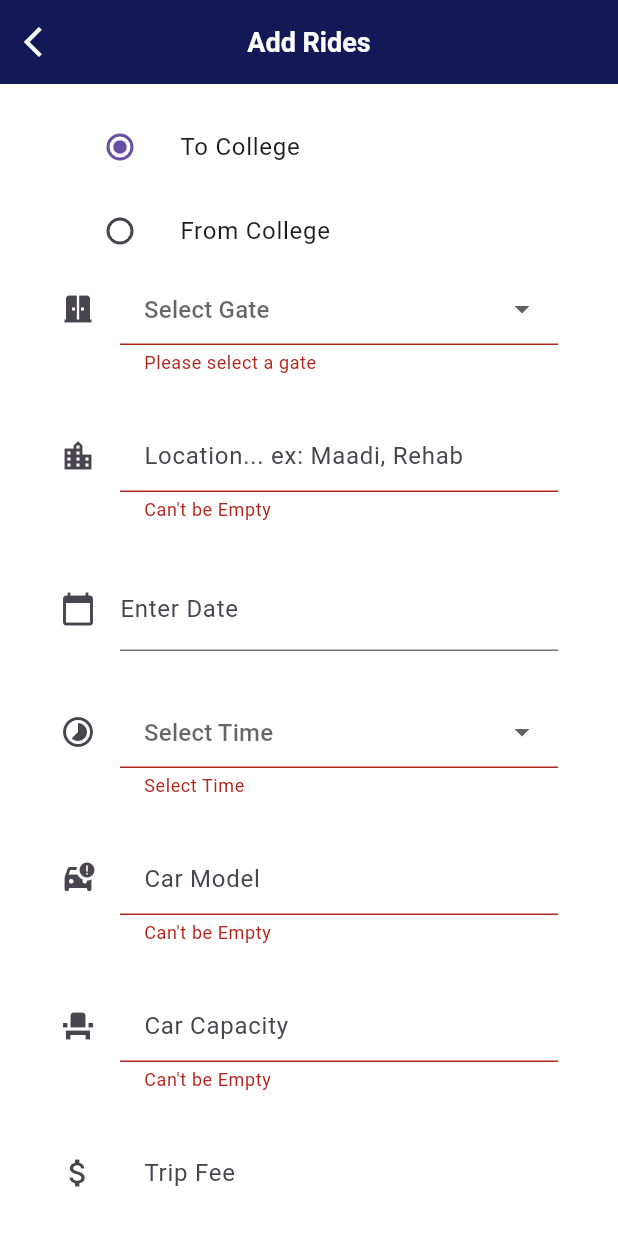
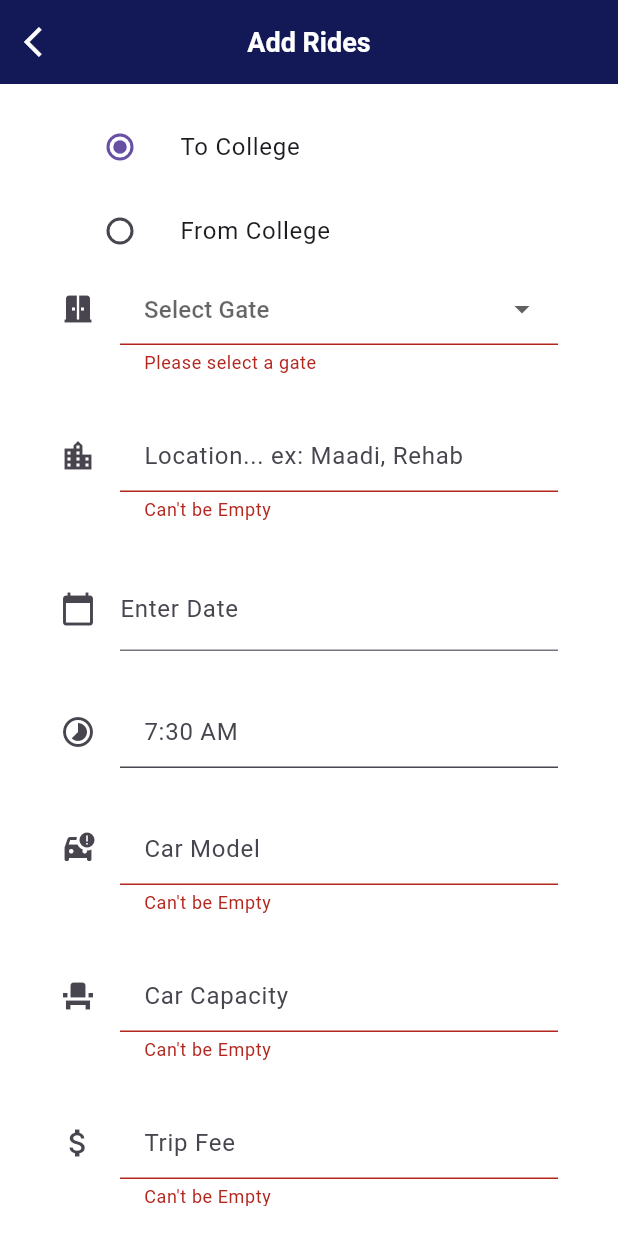
Before and after one commit to ASU-CarPool-Project/Drivers-App, a Flutter app: the AddRide screen opened directly, scrolled down 56 dp, after a tap on "Add Trip", on a phone screen of 412 x 824 dp. Run offline on Flutter 3.47's test engine with Material 3 defaults, Android fonts, the phone set to English and light mode, and no system bars; our stand-ins replace cloud_firestore, connectivity, firebase_auth, firebase_core, firebase_database, fluttertoast and 1 more; accounts and stored records are empty.

Commit message:
final edit before submission

```diff
--- a/lib/AddRide.dart
+++ b/lib/AddRide.dart
@@ -24,7 +24,7 @@
   final TextEditingController _controllerFee = TextEditingController();
   TextEditingController dateinput = TextEditingController();
 
-  String? _selectedTime;
+  String? _selectedTime = "7:30 AM";
   String? _selectedGate;
   double boxHeight = 30.0;
 
@@ -66,6 +66,7 @@
                                   onChanged: (RouteDirection? value) {
                                     setState(() {
                                       _selectedRouteDirection = value;
+                                      _selectedTime = "7:30 AM";
                                     });
                                   },
                                 ),
@@ -78,6 +79,7 @@
                                   onChanged: (RouteDirection? value) {
                                     setState(() {
                                       _selectedRouteDirection = value;
+                                      _selectedTime = "5:30 PM";
                                     });
                                   },
                                 ),
@@ -163,35 +165,14 @@
                           },
                         ),
                         SizedBox(height: boxHeight),
-                        DropdownButtonFormField<String>(
-                          decoration: const InputDecoration(
+                        TextField(
+                          readOnly: true,
+                          decoration: InputDecoration(
                             filled: true,
                             fillColor: Colors.white70,
-                            hintText: "Select Time",
-                            icon: Icon(Icons.timelapse),
+                            hintText: _selectedTime!,
+                            icon: const Icon(Icons.timelapse),
                           ),
-                          value: _selectedTime,
-                          onChanged: (String? value) {
-                            setState(() {
-                              _selectedTime = value;
-                            });
-                          },
-                          items: [
-                            "5:30 PM",
-                            "7:30 AM",
-                          ].map<DropdownMenuItem<String>>((String value) {
-                            return DropdownMenuItem<String>(
-                              value: value,
-                              child: Text(value),
-                            );
-                          }).toList(),
-                          validator: (value) {
-                            if (value == null || value.isEmpty) {
-                              return ("Select Time");
-                            } else {
-                              return null;
-                            }
-                          },
                         ),
                         SizedBox(height: boxHeight),
                         TextFormField(
@@ -212,6 +193,7 @@
                         ),
                         SizedBox(height: boxHeight),
                         TextFormField(
+                          keyboardType: TextInputType.number,
                           decoration: const InputDecoration(
                             icon: Icon(Icons.event_seat),
                             filled: true,
@@ -229,6 +211,7 @@
                         ),
                         SizedBox(height: boxHeight),
                         TextFormField(
+                          keyboardType: TextInputType.number,
                           decoration: const InputDecoration(
                             icon: Icon(Icons.attach_money),
                             filled: true,
--- a/lib/requests.dart
+++ b/lib/requests.dart
@@ -56,7 +56,7 @@
                       return Padding(
                         padding: const EdgeInsets.all(10),
                         child: Card(
-                          color: Colors.yellow,
+                          color: colorsPrimary,
                           child: Padding(
                             padding: const EdgeInsets.all(10.0),
                             child: Row(
```
Also changed, not shown: lib/TripsHistory.dart (+6 -4 lines).
